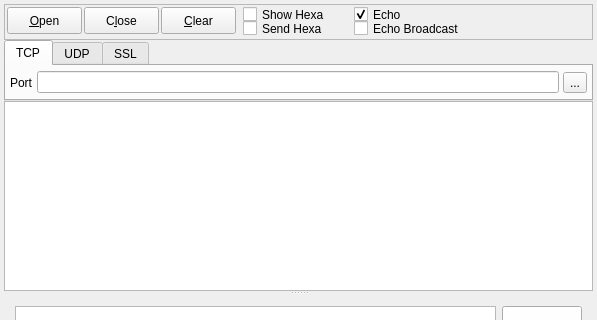
Above: app/tool/netserver/widget.ui from snoopspy/vdream before the change; both pictures show x 0 to 597 and y 0 to 320 of the 597 by 511 pixel window. Below: the same form after it.
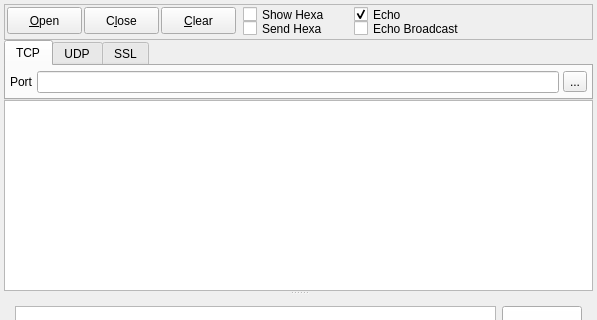
That is the form after the change.

Commit message: Change tabOption.sizePolicy.VerticalPolicy into Minimum

```diff
--- a/app/tool/netserver/widget.ui
+++ b/app/tool/netserver/widget.ui
@@ -164,6 +164,12 @@
      </item>
      <item>
       <widget class="QTabWidget" name="tabOption">
+       <property name="sizePolicy">
+        <sizepolicy hsizetype="Expanding" vsizetype="Minimum">
+         <horstretch>0</horstretch>
+         <verstretch>0</verstretch>
+        </sizepolicy>
+       </property>
        <property name="currentIndex">
         <number>0</number>
        </property>
```
The commit also changes 1 other file.
